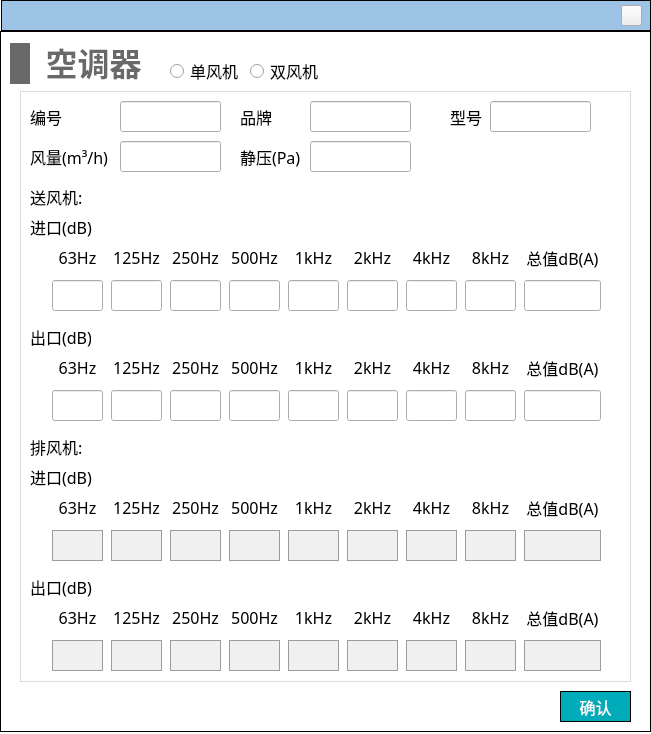
Old version of the form NoiseCalSoft/inputDialog/dialog_aircondition_noise.ui in the repository haobana/NoiCal.
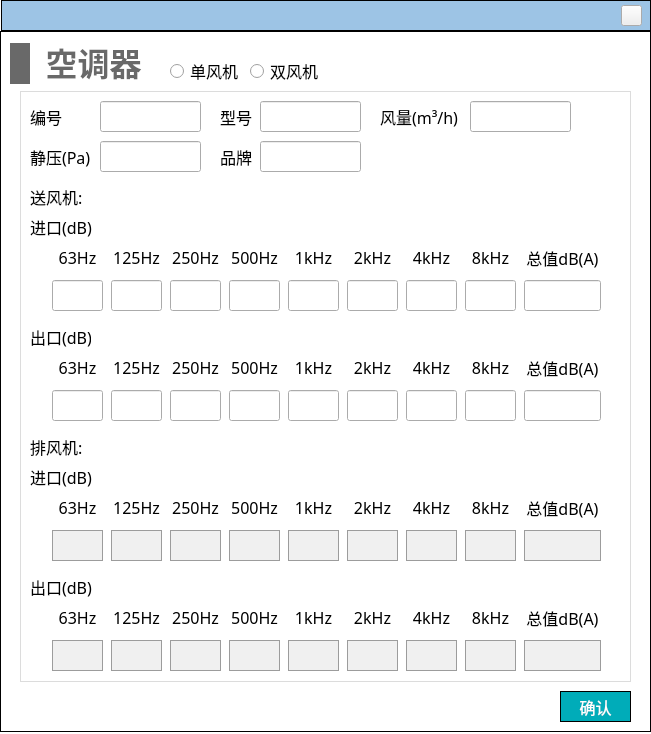
New version of the form. Icons and pictures are not drawn.

What changed in the file:
```diff
--- a/NoiseCalSoft/inputDialog/dialog_aircondition_noise.ui
+++ b/NoiseCalSoft/inputDialog/dialog_aircondition_noise.ui
@@ -94,8 +94,8 @@
     <widget class="QLabel" name="label_5">
      <property name="geometry">
       <rect>
-       <x>220</x>
-       <y>10</y>
+       <x>200</x>
+       <y>50</y>
        <width>41</width>
        <height>31</height>
       </rect>
@@ -113,7 +113,7 @@
     <widget class="QLineEdit" name="lineEdit_number">
      <property name="geometry">
       <rect>
-       <x>100</x>
+       <x>80</x>
        <y>10</y>
        <width>101</width>
        <height>31</height>
@@ -660,8 +660,8 @@
     <widget class="QLineEdit" name="lineEdit_brand">
      <property name="geometry">
       <rect>
-       <x>290</x>
-       <y>10</y>
+       <x>240</x>
+       <y>50</y>
        <width>101</width>
        <height>31</height>
       </rect>
@@ -676,8 +676,8 @@
     <widget class="QLineEdit" name="lineEdit_air_volume">
      <property name="geometry">
       <rect>
-       <x>100</x>
-       <y>50</y>
+       <x>450</x>
+       <y>10</y>
        <width>101</width>
        <height>31</height>
       </rect>
@@ -692,8 +692,8 @@
     <widget class="QLabel" name="label_6">
      <property name="geometry">
       <rect>
-       <x>10</x>
-       <y>50</y>
+       <x>360</x>
+       <y>10</y>
        <width>81</width>
        <height>31</height>
       </rect>
@@ -711,7 +711,7 @@
     <widget class="QLineEdit" name="lineEdit_static_pressure">
      <property name="geometry">
       <rect>
-       <x>290</x>
+       <x>80</x>
        <y>50</y>
        <width>101</width>
        <height>31</height>
@@ -727,7 +727,7 @@
     <widget class="QLabel" name="label_17">
      <property name="geometry">
       <rect>
-       <x>220</x>
+       <x>10</x>
        <y>50</y>
        <width>61</width>
        <height>31</height>
@@ -746,7 +746,7 @@
     <widget class="QLineEdit" name="lineEdit_model">
      <property name="geometry">
       <rect>
-       <x>470</x>
+       <x>240</x>
        <y>10</y>
        <width>101</width>
        <height>31</height>
@@ -762,7 +762,7 @@
     <widget class="QLabel" name="label_18">
      <property name="geometry">
       <rect>
-       <x>430</x>
+       <x>200</x>
        <y>10</y>
        <width>41</width>
        <height>31</height>
```
Left out of the diff: 6 changed lines with no effect on the pictures.
